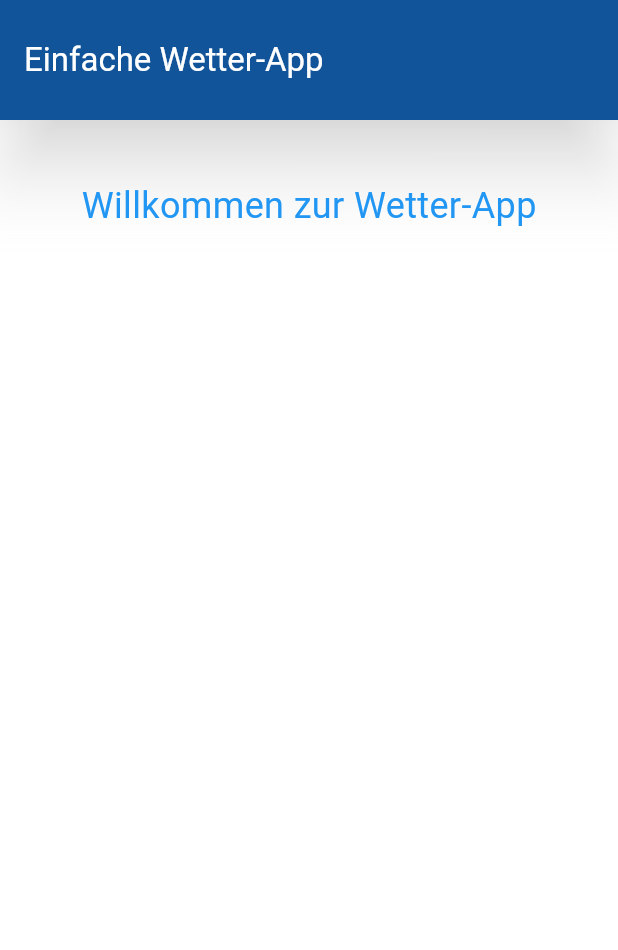
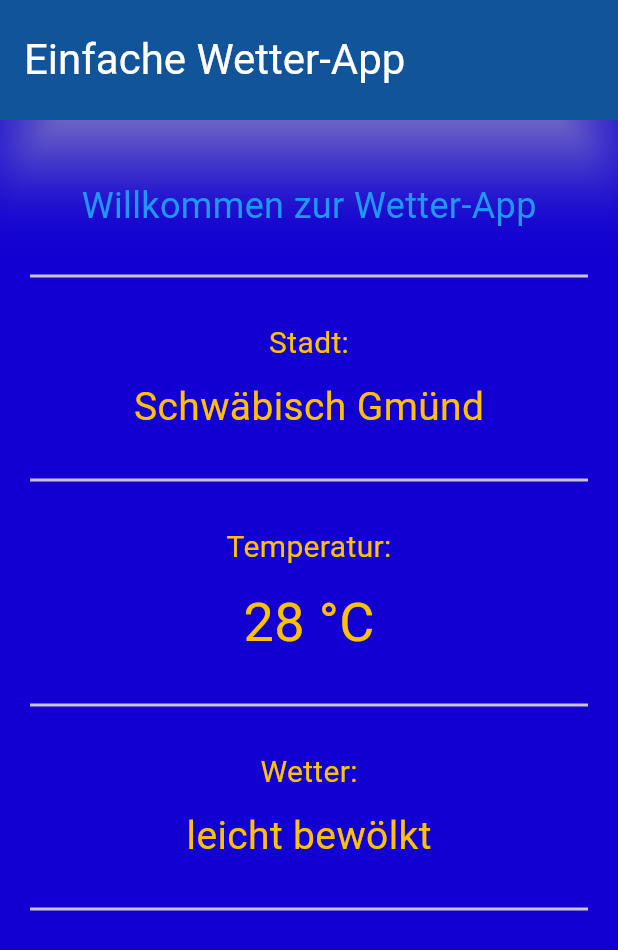
Before and after one commit to JuergenHollmann/project_12_weather_app, a Flutter app: the screen it shows after launch, on a phone screen of 412 x 824 dp. Shown: the top 950 px of the screen. Run offline on Flutter 3.47's test engine with Material 3 defaults, Android fonts, the phone set to English and light mode, and no system bars.

Commit message:
set city, temperature an weather

```diff
--- a/lib/main.dart
+++ b/lib/main.dart
@@ -11,7 +11,7 @@ class MainApp extends StatelessWidget {
   Widget build(BuildContext context) {
     return const MaterialApp(
       home: Scaffold(
-        backgroundColor: Color.fromARGB(0, 170, 188, 255),
+        backgroundColor: Color.fromARGB(255, 17, 0, 209),
         body: SafeArea(
           child: WeatherApp(),
         ),
@@ -30,7 +30,8 @@ class WeatherApp extends StatelessWidget {
       child: Column(
         children: [
           AppBar(
-              title: const Text('Einfache Wetter-App'),
+              title: const Text("Einfache Wetter-App",
+                  style: TextStyle(fontSize: 28)),
               foregroundColor: Colors.white, // Schriftfarbe
               backgroundColor:
                   const Color.fromARGB(255, 4, 85, 151), // dunkles Blau
@@ -40,6 +41,34 @@ class WeatherApp extends StatelessWidget {
           const SizedBox(height: 40),
           const Text("Willkommen zur Wetter-App",
               style: TextStyle(color: Colors.blue, fontSize: 24)),
+          const SizedBox(height: 0),
+          const Divider(thickness: 2, height: 60, indent: 20, endIndent: 20),
+          const Column(
+              // mainAxisAlignment: MainAxisAlignment.spaceAround,
+              // crossAxisAlignment: CrossAxisAlignment.center,
+              children: [
+                Text("Stadt:",
+                    style: TextStyle(color: Colors.amber, fontSize: 20)),
+                SizedBox(height: 10),
+                Text("Schwäbisch Gmünd",
+                    style: TextStyle(color: Colors.amber, fontSize: 26)),
+                Divider(thickness: 2, height: 60, indent: 20, endIndent: 20),
+
+                Text("Temperatur:",
+                    style: TextStyle(color: Colors.amber, fontSize: 20)),
+                SizedBox(height: 10),
+                Text("28 °C",
+                    style: TextStyle(color: Colors.amber, fontSize: 36)),
+                Divider(thickness: 2, height: 60, indent: 20, endIndent: 20),
+
+                Text("Wetter:",
+                    style: TextStyle(color: Colors.amber, fontSize: 20)),
+                SizedBox(height: 10),
+                Text("leicht bewölkt",
+                    style: TextStyle(color: Colors.amber, fontSize: 26)),
+                Divider(thickness: 2, height: 60, indent: 20, endIndent: 20),
+
+              ]),
         ],
       ),
     );
```
